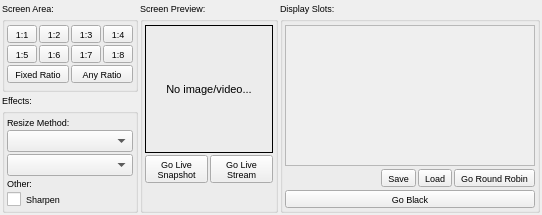
Qt form desktopgui/client.ui (mxklabs/mxklabs-matrix) before a commit.
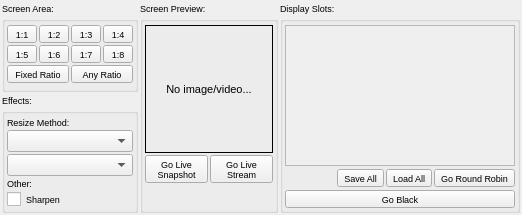
The same form after that commit.

Commit message: Implemented client-side 'go-black'

Diff of the .ui file:
```diff
--- a/desktopgui/client.ui
+++ b/desktopgui/client.ui
@@ -646,7 +646,7 @@
            <widget class="QScrollArea" name="scroll_area_slots">
             <property name="minimumSize">
              <size>
-              <width>250</width>
+              <width>230</width>
               <height>0</height>
              </size>
             </property>
@@ -658,8 +658,8 @@
               <rect>
                <x>0</x>
                <y>0</y>
-               <width>248</width>
-               <height>145</height>
+               <width>228</width>
+               <height>139</height>
               </rect>
              </property>
              <layout class="QVBoxLayout" name="verticalLayout_6">
@@ -728,7 +728,7 @@
                 <bool>true</bool>
                </property>
                <property name="text">
-                <string>Save</string>
+                <string>Save All</string>
                </property>
               </widget>
              </item>
@@ -738,7 +738,7 @@
                 <bool>true</bool>
                </property>
                <property name="text">
-                <string>Load</string>
+                <string>Load All</string>
                </property>
               </widget>
              </item>
```
Left out of the diff: 2 changed lines with no effect on the pictures. The commit also changes 3 other files.
